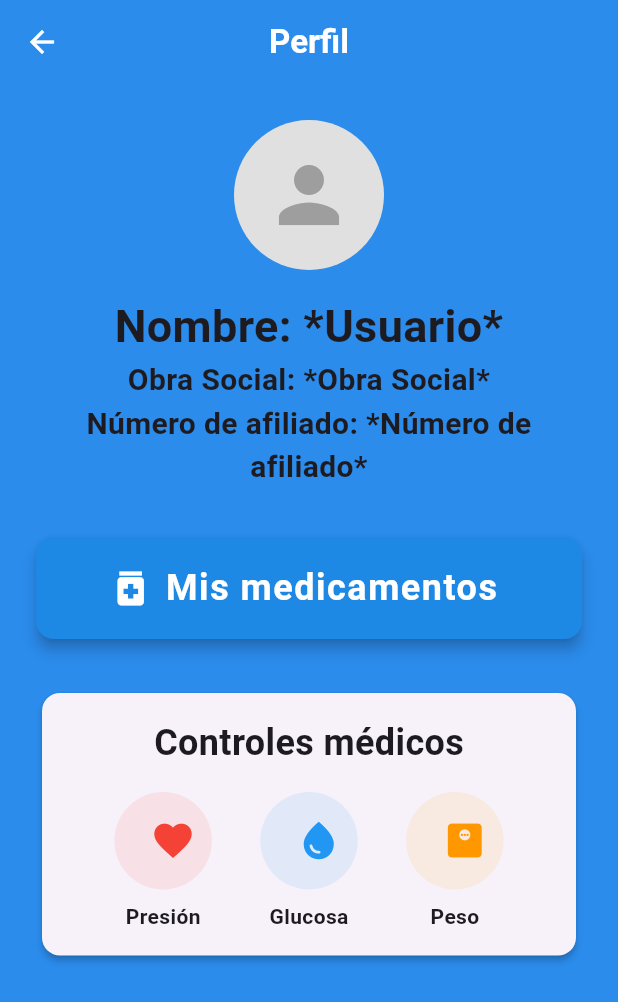
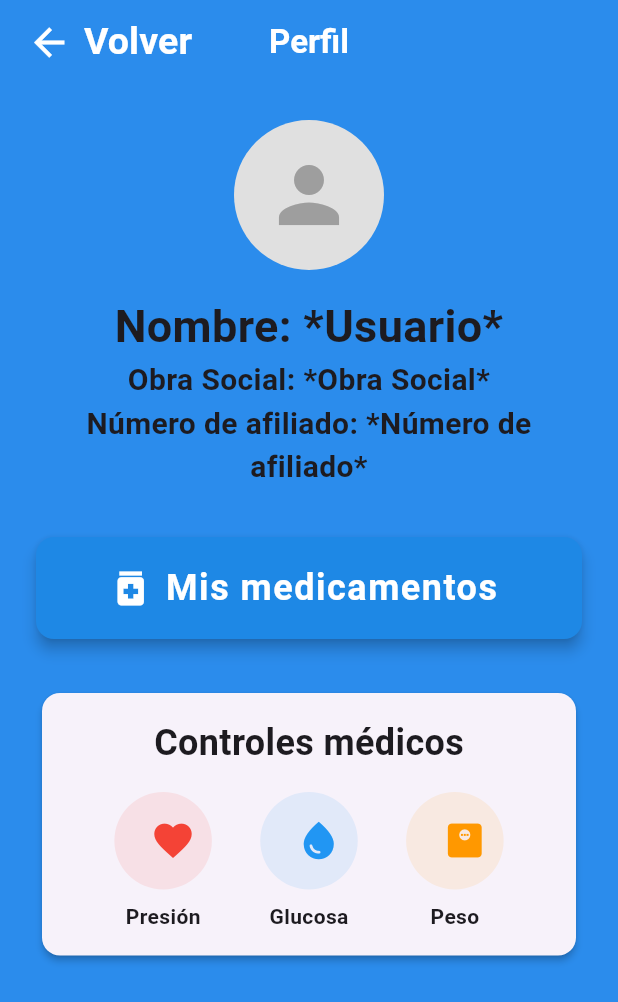
Before and after one commit to SheiMunoz/cuidapp_mobile, a Flutter app: the screen it shows after launch, after a tap on "Perfil", on a phone screen of 412 x 824 dp. Shown: the top 1002 px of the screen. Run offline on Flutter 3.47's test engine with Material 3 defaults, Android fonts, the phone set to English and light mode, and no system bars.

Commit message:
Personalizar el boton de volver

```diff
--- a/lib/screens/abuelo_home.dart
+++ b/lib/screens/abuelo_home.dart
@@ -12,7 +12,7 @@ class AbueloHome extends StatelessWidget {
         43,
         140,
         236,
-      ), // Un fondo claro y suave
+      ),
       body: SafeArea(
         child: Padding(
           // Márgenes laterales para que los botones no toquen los bordes
--- a/lib/screens/abuelo_perfil.dart
+++ b/lib/screens/abuelo_perfil.dart
@@ -1,3 +1,4 @@
+import 'package:cuidapp_mobile/widgets/cuidapp_bar.dart';
 import 'package:flutter/material.dart';
 
 class AbueloPerfil extends StatefulWidget {
@@ -19,19 +20,8 @@ class _AbueloPerfilState extends State<AbueloPerfil> {
     return Scaffold(
       backgroundColor: const Color.fromARGB(255, 43, 140, 236),
 
-      // Barra superior con el título
-      appBar: AppBar(
-        // 3. Cambiamos fontweight a fontWeight (con W mayúscula)
-        title: const Text(
-          'Perfil',
-          style: TextStyle(fontWeight: FontWeight.bold),
-        ),
-        backgroundColor: const Color.fromARGB(255, 43, 140, 236),
-        foregroundColor: Colors.white,
-        centerTitle: true,
-      ),
-
-      // Cuerpo de la pantalla con los botones
+      // Barra personalizada
+      appBar: const CuidAppBar(titulo: 'Perfil'),
       body: SingleChildScrollView(
         child: Padding(
           padding: const EdgeInsets.all(24.0),
--- /dev/null
+++ b/lib/widgets/cuidapp_bar.dart
@@ -0,0 +1,38 @@
+import 'package:flutter/material.dart';
+
+class CuidAppBar extends StatelessWidget implements PreferredSizeWidget {
+  // 1. Definimos que recibe un String común y corriente
+  final String titulo;
+
+  const CuidAppBar({super.key, required this.titulo});
+
+  @override
+  Widget build(BuildContext context) {
+    final puedeVolverAtras = Navigator.canPop(context);
+
+    return AppBar(
+      title: Text(
+        titulo,
+        style: const TextStyle(fontWeight: FontWeight.bold), // Texto en Negrita
+      ),
+      backgroundColor: const Color.fromARGB(255, 43, 140, 236), // Tu azul exacto
+      foregroundColor: Colors.white, // Íconos y letras en blanco
+      centerTitle: true, // Título centrado
+      automaticallyImplyLeading: false,
+      leadingWidth: 150,
+      leading: puedeVolverAtras
+          ? TextButton.icon(
+              onPressed: () => Navigator.pop(context),
+              icon: const Icon(Icons.arrow_back, color: Colors.white, size: 30),
+              label: const Text(
+                'Volver',
+                style: TextStyle(color: Colors.white, fontSize: 25, fontWeight: FontWeight.bold),
+              ),
+            )
+          : null,
+    );
+  }
+
+  @override
+  Size get preferredSize => const Size.fromHeight(kToolbarHeight);
+}
```
